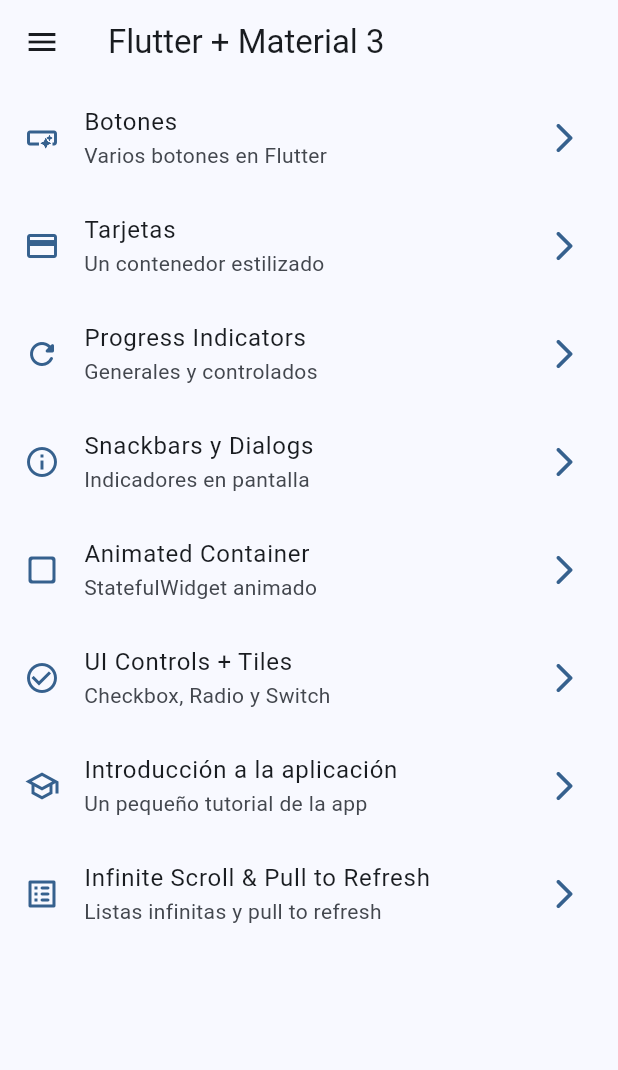
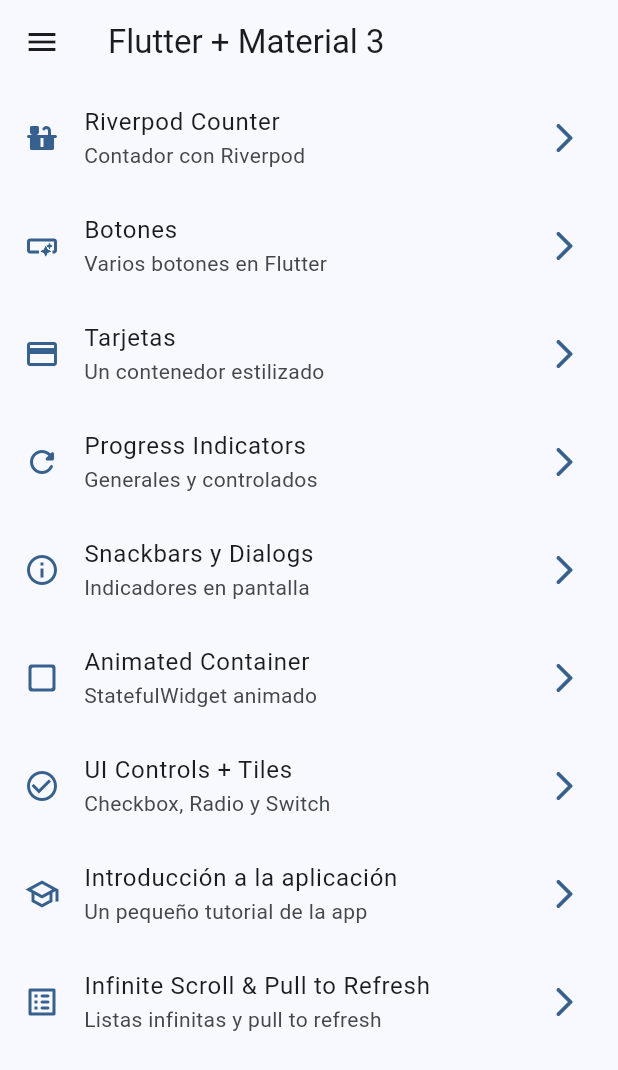
Before and after one commit to tamagoman/flutter-widget_app, a Flutter app: the screen it shows after launch, on a phone screen of 412 x 824 dp. Shown: the top 1070 px of the screen. Run offline on Flutter 3.47's test engine with Material 3 defaults, Android fonts, the phone set to English and light mode, and no system bars; our stand-ins replace animate_do, flutter_riverpod, go_router.

Commit message:
Enable and use Riverpod

```diff
--- a/lib/config/menu/menu_items.dart
+++ b/lib/config/menu/menu_items.dart
@@ -16,12 +16,13 @@ class MenuItem {
 }
 
 final appMenuItems = <MenuItem>[
-  // MenuItem(
-  //   title: 'Counter Screen',
-  //   subTitle: 'Contador con StatefulWidget',
-  //   link: '/counter',
-  //   icon: Icons.add_circle_outline
-  // ),
+  MenuItem(
+    title: 'Riverpod Counter',
+    subTitle: 'Contador con Riverpod',
+    link: '/counter-riverpod',
+    icon: Icons.countertops_rounded
+  ),
+
   MenuItem(
     title: 'Botones',
     subTitle: 'Varios botones en Flutter',
--- /dev/null
+++ b/lib/presentation/providers/counter_provider.dart
@@ -0,0 +1,5 @@
+
+
+import 'package:flutter_riverpod/flutter_riverpod.dart';
+
+final counterProvider = StateProvider<int>((ref) => 5);
--- /dev/null
+++ b/lib/presentation/providers/theme_provider.dart
@@ -0,0 +1,5 @@
+
+
+import 'package:flutter_riverpod/flutter_riverpod.dart';
+
+final isDarkModeProvider = StateProvider<bool>((ref) => false);
--- a/lib/presentation/screens/screens.dart
+++ b/lib/presentation/screens/screens.dart
@@ -1,3 +1,4 @@
+
 export 'package:flutter/material.dart';
 export 'package:widgets_app/presentation/screens/animated/animated_screen.dart';
 export 'package:widgets_app/presentation/screens/app_tutorial/app_tutorial_screen.dart';
@@ -7,3 +8,4 @@ export 'package:widgets_app/presentation/screens/home/home_screen.dart';
 export 'package:widgets_app/presentation/screens/infinite_scroll/infinite_scroll_screen.dart';
 export 'package:widgets_app/presentation/screens/progress/progress_screen.dart';
 export 'package:widgets_app/presentation/screens/ui_controls/ui_controls_screen.dart';
+export 'package:widgets_app/presentation/screens/counter/counter_screen.dart';
--- a/pubspec.yaml
+++ b/pubspec.yaml
@@ -10,6 +10,7 @@ dependencies:
   animate_do: ^4.2.0
   flutter:
     sdk: flutter
+  flutter_riverpod: 2.6.1
   go_router: ^16.2.1
 
 dev_dependencies:
```
Also changed, not shown: lib/main.dart (+6 -1 lines), lib/presentation/screens/counter/counter_screen.dart (added, +48 -0 lines), pubspec.lock.
